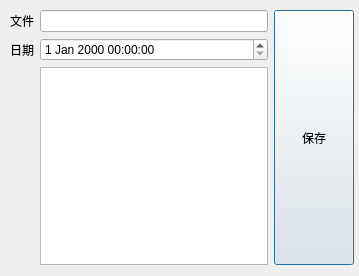
First picture: the form in TagSchedule/ui/AddTag.ui, repository 3548848289/SmartDesk, before the edit.
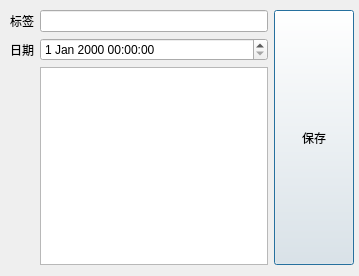
Second picture: the form after the edit. Icons and pictures are not drawn.

Commit message: 新增TagDetail类，用以展现文件的细致标签，已经标签的内热修改，删除

Patch:
```diff
--- a/TagSchedule/ui/AddTag.ui
+++ b/TagSchedule/ui/AddTag.ui
@@ -32,7 +32,7 @@
       <item row="0" column="0">
        <widget class="QLabel" name="label_1">
         <property name="text">
-         <string>文件</string>
+         <string>标签</string>
         </property>
         <property name="alignment">
          <set>Qt::AlignmentFlag::AlignCenter</set>
```
The commit also changes 208 other files.
